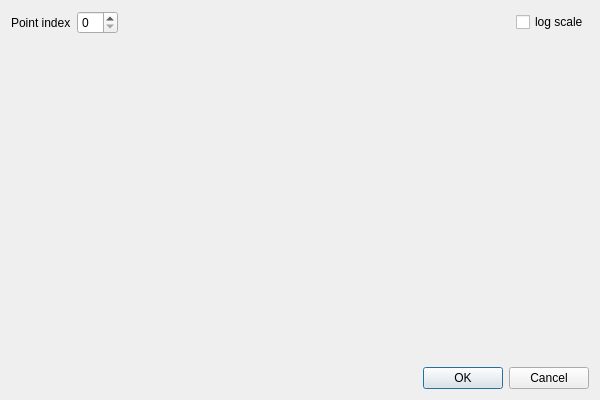
Old version of the form qCC/ui_templates/waveDlg.ui in the repository CloudCompare/CloudCompare.
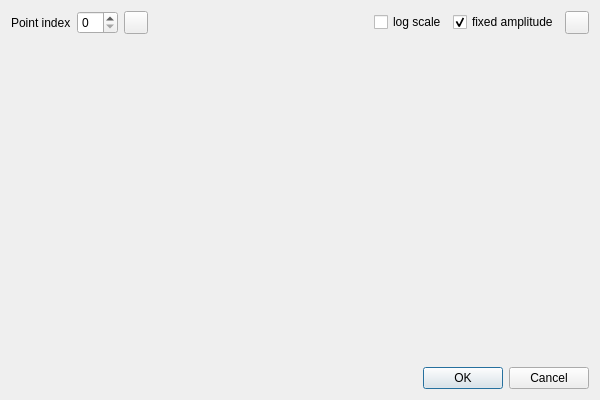
New version of the form. Icons and pictures are not drawn.

Commit message: - FWF signal viewer enhanced (point picking, fixed amplitude, export to CSV file, etc.) - New 'Picking hub' mechanism (to make point/triangle picking operations in dialogs easier)

```diff
--- a/qCC/ui_templates/waveDlg.ui
+++ b/qCC/ui_templates/waveDlg.ui
@@ -26,6 +26,20 @@
      <item>
       <widget class="QSpinBox" name="pointIndexSpinBox"/>
      </item>
+     <item>
+      <widget class="QToolButton" name="pointPickingToolButton">
+       <property name="toolTip">
+        <string>Pick a 3D point (click again to cancel)</string>
+       </property>
+       <property name="icon">
+        <iconset resource="../icones.qrc">
+         <normaloff>:/CC/images/ccPointPicking.png</normaloff>:/CC/images/ccPointPicking.png</iconset>
+       </property>
+       <property name="checkable">
+        <bool>true</bool>
+       </property>
+      </widget>
+     </item>
      <item>
       <spacer name="horizontalSpacer">
        <property name="orientation">
@@ -46,6 +60,27 @@
        </property>
       </widget>
      </item>
+     <item>
+      <widget class="QCheckBox" name="fixedAmplitudeCheckBox">
+       <property name="text">
+        <string>fixed amplitude</string>
+       </property>
+       <property name="checked">
+        <bool>true</bool>
+       </property>
+      </widget>
+     </item>
+     <item>
+      <widget class="QToolButton" name="saveWaveToolButton">
+       <property name="toolTip">
+        <string>Export wave as CSV file</string>
+       </property>
+       <property name="icon">
+        <iconset resource="../icones.qrc">
+         <normaloff>:/CC/images/smallCSVFile.png</normaloff>:/CC/images/smallCSVFile.png</iconset>
+       </property>
+      </widget>
+     </item>
     </layout>
    </item>
    <item>
```
Left out of the diff: 4 changed lines with no effect on the pictures. The commit also changes 13 other files.
